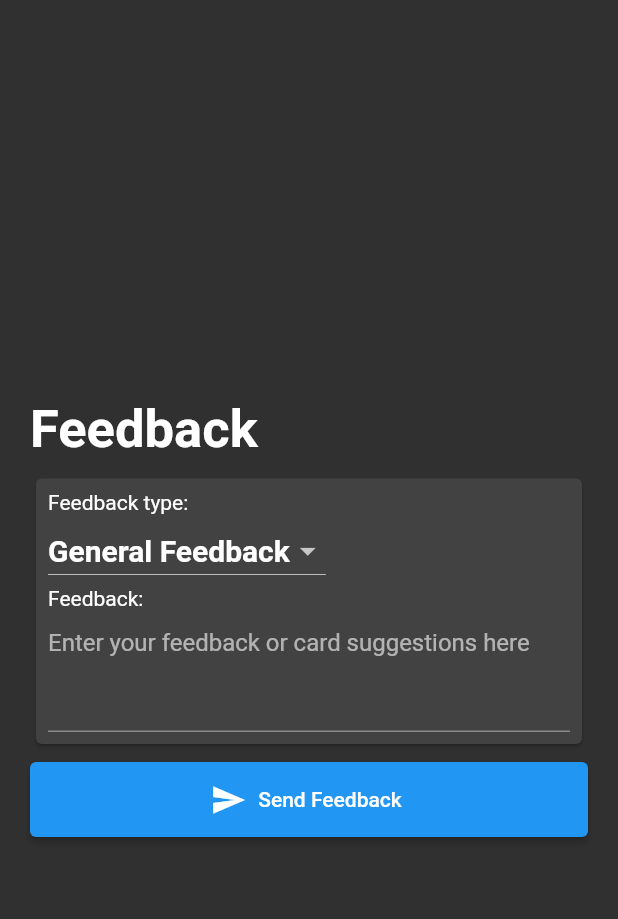
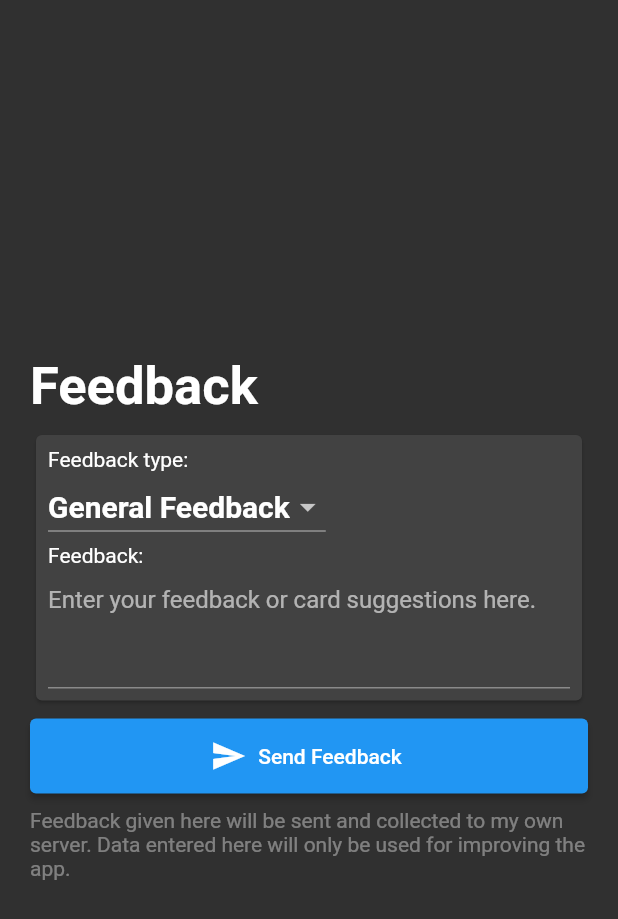
Before and after one commit to Atzetra/zuupen, a Flutter app: the FeedbackScreen screen opened by its route, on a phone screen of 412 x 824 dp. Shown: the top 919 px of the screen. Run offline on Flutter 3.47's test engine with Material 2 defaults, Android fonts, the phone set to English and light mode, and no system bars; our stand-ins replace cloud_firestore, firebase_core, font_awesome_flutter, get, google_fonts, package_info_plus; accounts and stored records are empty.

Commit message:
Improve feedback screen

```diff
--- a/lib/views/feedback_screen.dart
+++ b/lib/views/feedback_screen.dart
@@ -65,7 +65,7 @@ class FeedbackScreen extends StatelessWidget {
                             maxLines: 3,
                             decoration: const InputDecoration(
                               hintText:
-                                  'Enter your feedback or card suggestions here',
+                                  'Enter your feedback or card suggestions here.',
                             ),
                           ),
                         ],
@@ -86,6 +86,13 @@ class FeedbackScreen extends StatelessWidget {
                   style: ElevatedButton.styleFrom(
                       minimumSize: const Size.fromHeight(50)),
                 ),
+                const SizedBox(
+                  height: 10,
+                ),
+                const Text(
+                  'Feedback given here will be sent and collected to my own server. Data entered here will only be used for improving the app.',
+                  style: TextStyle(color: Colors.white38),
+                ),
               ],
             ),
           ),
--- a/pubspec.yaml
+++ b/pubspec.yaml
@@ -3,7 +3,7 @@ description: Een niet betaalde zuip app.
 
 publish_to: "none"
 
-version: 0.3.1+1
+version: 0.3.9+1
 
 environment:
   sdk: ">=2.15.1 <3.0.0"
```
